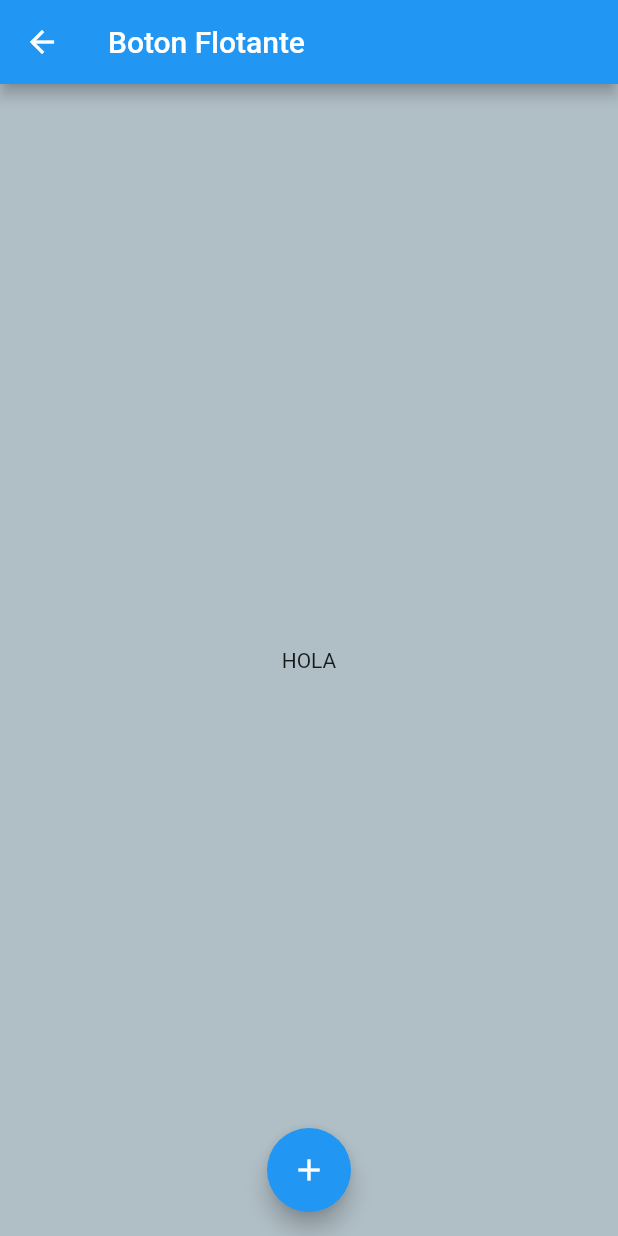
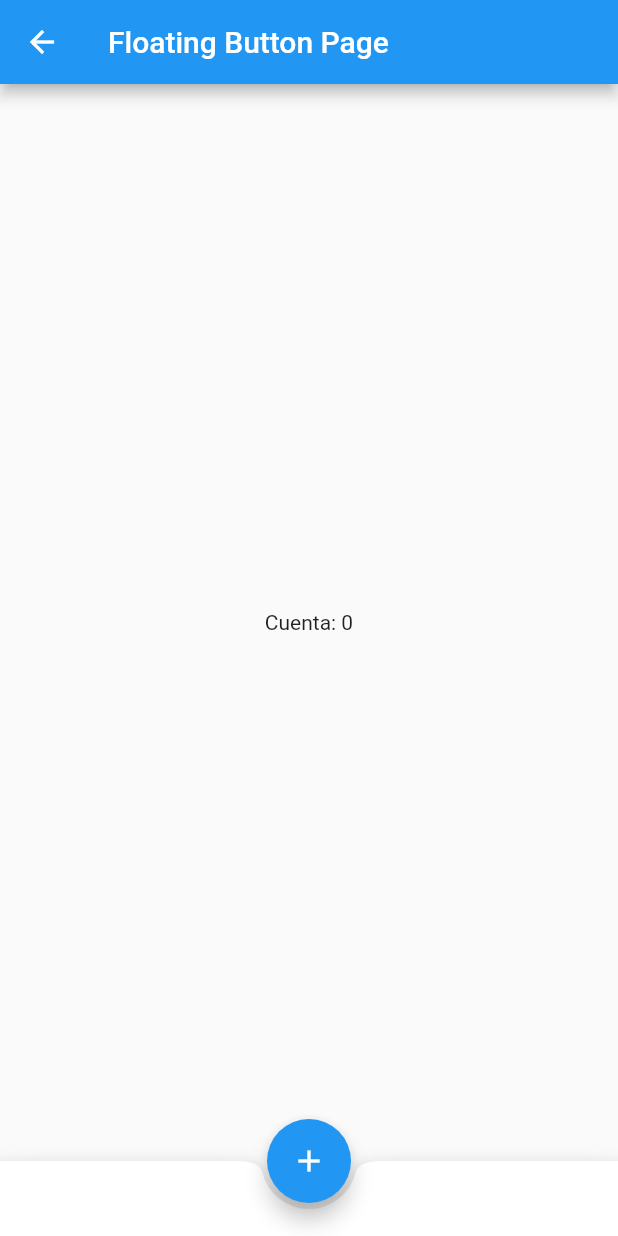
Before and after one commit to sauliyo15/flutter_controles_principales, a Flutter app: the FloatingButton screen opened by its route, on a phone screen of 412 x 824 dp. Run offline on Flutter 3.47's test engine with Material 2 defaults, Android fonts, the phone set to English and light mode, and no system bars.

Commit message:
floatting button mejorado con bottobar

```diff
--- a/Data/json_menu.json
+++ b/Data/json_menu.json
@@ -35,6 +35,11 @@
       "ruta": "floating_button",
       "icon": "floating",
       "texto": "Floating Button"
+    },
+    {
+      "ruta": "second_list",
+      "icon": "second_list",
+      "texto": "Second List"
     }
   ]
 }
--- a/lib/src/pages/floating_button.dart
+++ b/lib/src/pages/floating_button.dart
@@ -1,24 +1,39 @@
 //Importar el paquete de flutter
 import 'package:flutter/material.dart';
 
-class FloatingButton extends StatelessWidget {
+class FloatingButton extends StatefulWidget {
+  const FloatingButton({super.key});
+
+  @override
+  State<FloatingButton> createState() => _FloatingButtonState();
+}
+
+class _FloatingButtonState extends State<FloatingButton> {
+  int _cuenta = 0;
+
   @override
   Widget build(BuildContext context) {
     return Scaffold(
-        appBar: AppBar(
-          title: Text('Boton Flotante'),
+      appBar: AppBar(
+        title: Text("Floating Button Page"),
+      ),
+      body: Center(
+        child: Text('Cuenta: $_cuenta'),
+      ),
+      bottomNavigationBar: BottomAppBar(
+        child: Container(
+          height: 50.0,
         ),
-        body: Center(child: Text('HOLA')),
-        backgroundColor: Colors.blueGrey.shade200,
-        floatingActionButton: FloatingActionButton(
-          onPressed:
-              setMessage, //Llamar al metodo sin parentesis para que no se ejecute inicialmente
-          child: const Icon(Icons.add),
-        ),
-        floatingActionButtonLocation: FloatingActionButtonLocation.centerFloat);
-  }
-
-  setMessage() {
-    print('HOLA');
+        shape: CircularNotchedRectangle(),
+      ),
+      floatingActionButton: FloatingActionButton(
+        onPressed: () => setState(() {
+          _cuenta++;
+        }),
+        child: Icon(Icons.add),
+        tooltip: 'Presiona aquí',
+      ),
+      floatingActionButtonLocation: FloatingActionButtonLocation.centerDocked,
+    );
   }
 }
--- a/lib/src/routes/routes.dart
+++ b/lib/src/routes/routes.dart
@@ -10,6 +10,7 @@ import '../pages/input_page.dart';
 import '../pages/slider_page.dart';
 import '../pages/list_page.dart';
 import '../pages/floating_button.dart';
+import '../pages/myApp2.dart';
 
 //Asocia cada ruta con su funcion de direccionamiento (instanciación de nuevas clases-pantallas)
 Map<String, WidgetBuilder> getRoutes() {
@@ -22,5 +23,6 @@ Map<String, WidgetBuilder> getRoutes() {
     'slider': (BuildContext context) => SliderPage(),
     'list': (BuildContext context) => ListPage(),
     'floating_button': (BuildContext context) => FloatingButton(),
+    'second_list': (BuildContext context) => MyApp2(),
   };
 }
--- a/lib/utils/utils_functions.dart
+++ b/lib/utils/utils_functions.dart
@@ -8,6 +8,7 @@ final _setIcons = <String, IconData>{
   "tune": Icons.tune,
   "list": Icons.list,
   "floating": Icons.flash_auto,
+  "second_list": Icons.list_alt_rounded,
 };
 
 Icon getIcon(String nameIcon) {
```
Also changed, not shown: lib/src/myApp2.dart (deleted, +0 -48 lines).
